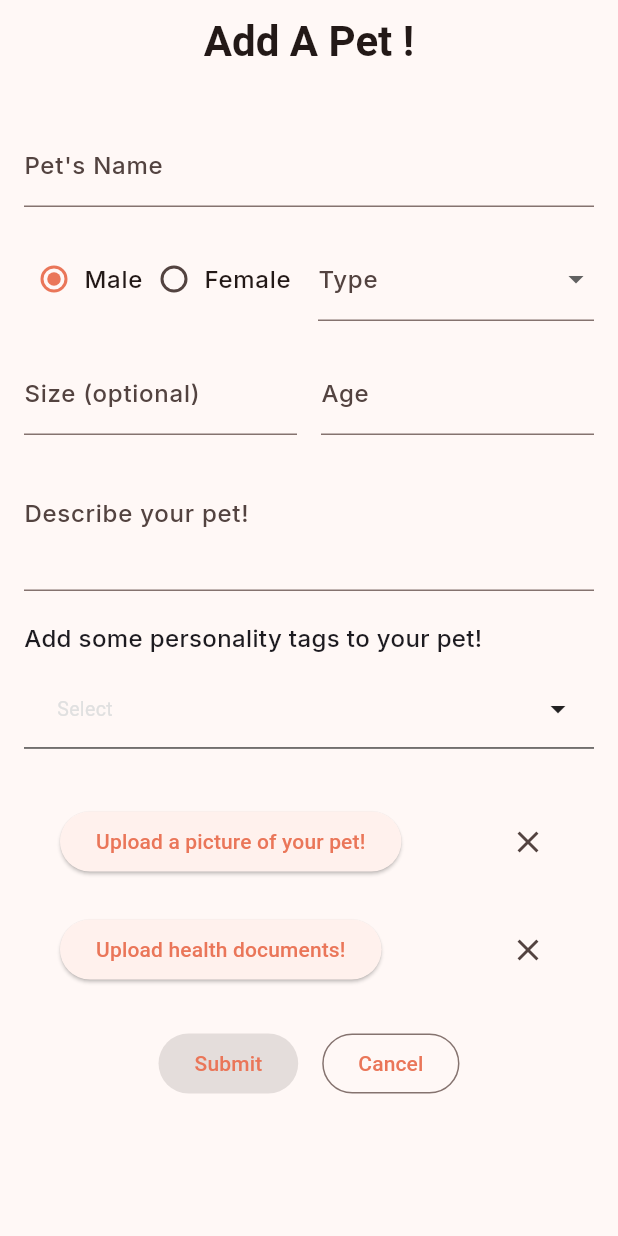
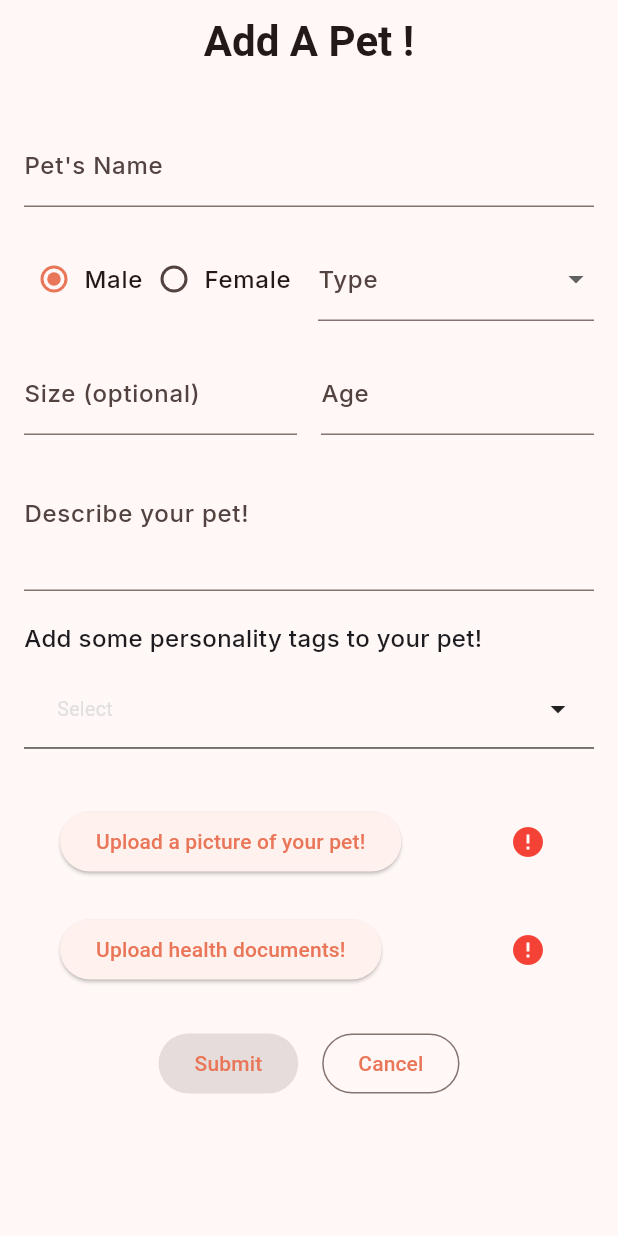
Before and after one commit to chewzzz1014/sse3401-adopter-project, a Flutter app: the PetListPage screen opened directly, after a tap on the "add" icon, on a phone screen of 412 x 824 dp. Run offline on Flutter 3.47's test engine with Material 3 defaults, Android fonts, the phone set to English and light mode, and no system bars; drawn by our look-alikes of multi_dropdown; our stand-ins replace appinio_swiper, cloud_firestore, dash_chat_2, delightful_toast, file_picker, firebase_auth and 6 more; missing offline and left inert: filter_list; accounts and stored records are empty; Roboto replaces fonts that are missing (Wellfleet).

```diff
--- a/lib/screens/add-animal.dart
+++ b/lib/screens/add-animal.dart
@@ -387,7 +387,9 @@ class _AddPetPageState extends State<AddPetPage> {
                           color: Theme.of(context).colorScheme.primary),
                     ),
                   ),
-                  trailing: pickedPicture != null ? const Icon(Icons.check) : const Icon(Icons.close),
+                  trailing: pickedPicture != null
+                      ? const Icon(IconData(0xf635, fontFamily: 'MaterialIcons'), color: Colors.green)
+                      : const Icon(Icons.error, color: Colors.red),
                 ),
               ),
               if (pickedPicture != null)
@@ -410,7 +412,9 @@ class _AddPetPageState extends State<AddPetPage> {
                           color: Theme.of(context).colorScheme.primary),
                     ),
                   ),
-                  trailing: pickedHealthDoc != null ? const Icon(Icons.check) : const Icon(Icons.close),
+                  trailing: pickedHealthDoc != null
+                  ? const Icon(IconData(0xf635, fontFamily: 'MaterialIcons'), color: Colors.green)
+                  : const Icon(Icons.error, color: Colors.red)
                 ),
               ),
               const SizedBox(height: 16.0),
--- a/lib/screens/pet/pet-list.dart
+++ b/lib/screens/pet/pet-list.dart
@@ -1,3 +1,4 @@
+import 'package:flutter/cupertino.dart';
 import 'package:flutter/material.dart';
 import 'package:get_it/get_it.dart';
 import 'package:sse3401_adopter_project/mockData/mock-pet.dart';
@@ -89,7 +90,8 @@ class _PetListPageState extends State<PetListPage> {
                           );
                         },
                       ),
-                      Column(
+                      SingleChildScrollView(
+                        child: Column(
                           children: [
                             const Text(
                               'Received',
@@ -99,8 +101,8 @@ class _PetListPageState extends State<PetListPage> {
                               ),
                             ),
                             StreamBuilder(
-                            stream:
-                                _databaseService.getReceivedAdoptionRequests(),
+                              stream: _databaseService
+                                  .getReceivedAdoptionRequests(),
                               builder: (context, snapshot) {
                                 if (snapshot.hasError) {
                                   return const Center(
@@ -120,8 +122,7 @@ class _PetListPageState extends State<PetListPage> {
                                     ));
                                   }
 
-                                return SingleChildScrollView(
-                                  child: ListView.builder(
+                                  return ListView.builder(
                                     itemCount: receivedRequests.length,
                                     shrinkWrap: true,
                                     padding: const EdgeInsets.only(top: 8),
@@ -135,7 +136,6 @@ class _PetListPageState extends State<PetListPage> {
                                         type: 'Received',
                                       );
                                     },
-                                  ),
                                   );
                                 }
                                 return const Center(
@@ -151,7 +151,8 @@ class _PetListPageState extends State<PetListPage> {
                               ),
                             ),
                             StreamBuilder(
-                            stream: _databaseService.getSentAdoptionRequests(),
+                              stream:
+                                  _databaseService.getSentAdoptionRequests(),
                               builder: (context, snapshot) {
                                 if (snapshot.hasError) {
                                   return const Center(
@@ -171,8 +172,7 @@ class _PetListPageState extends State<PetListPage> {
                                     ));
                                   }
 
-                                return SingleChildScrollView(
-                                  child: ListView.builder(
+                                  return ListView.builder(
                                       itemCount: sentRequests.length,
                                       shrinkWrap: true,
                                       padding: const EdgeInsets.only(top: 8),
@@ -186,7 +186,6 @@ class _PetListPageState extends State<PetListPage> {
                                           type: 'Sent',
                                         );
                                       },
-                                  ),
                                   );
                                 }
                                 return const Center(
@@ -195,6 +194,7 @@ class _PetListPageState extends State<PetListPage> {
                               },
                             ),
                           ],
+                        ),
                       ),
                     ],
                   ),
--- a/lib/widgets/bottom_nav_bar.dart
+++ b/lib/widgets/bottom_nav_bar.dart
@@ -34,10 +34,10 @@ class _BottomNavBarState extends State<BottomNavBar> {
         BottomNavigationBarItem(
           label: 'swipe',
           icon: Icon(
-            Icons.swipe,
+            Icons.volunteer_activism,
           ),
         ),
-        BottomNavigationBarItem(
+        const BottomNavigationBarItem(
           label: 'pet_list',
           icon: Icon(
             IconData(0xe4a1, fontFamily: 'MaterialIcons'),
```
Also changed, not shown: lib/screens/swipe-animal.dart (+53 -14 lines). Lines whose indentation alone changed are shown as unchanged.
